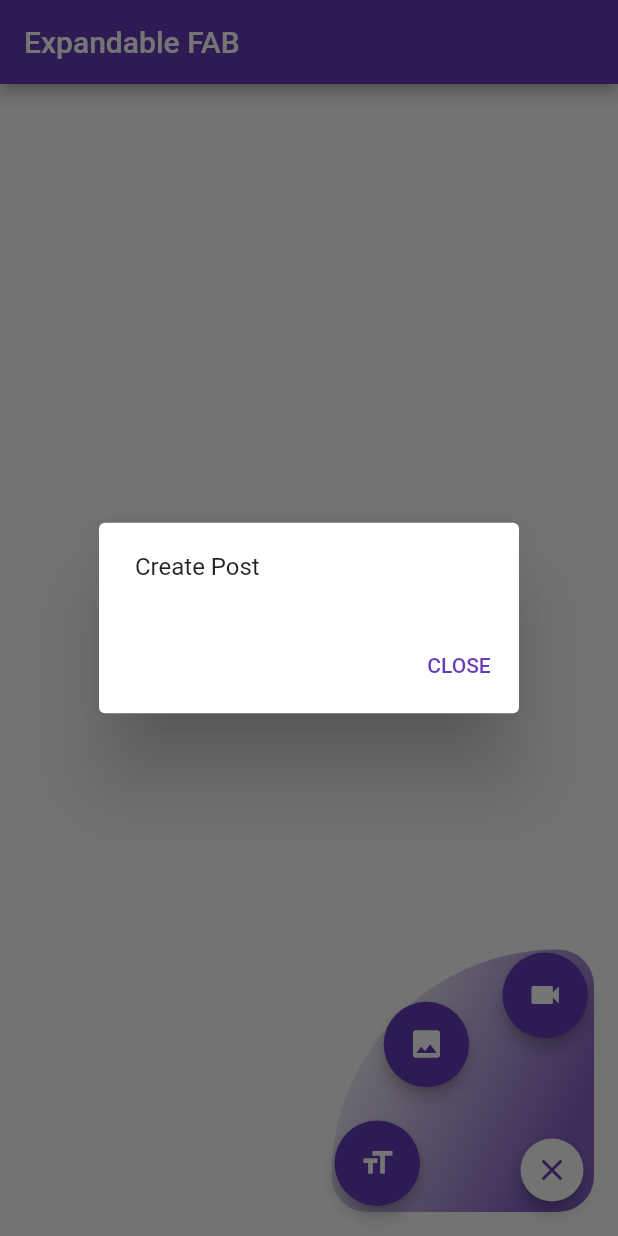
After one commit to belinda-g-freitas/multi_flutter_widgets, a Flutter app: the screen it shows after launch, after a tap on the "close" icon, after a tap on the "format size" icon, on a phone screen of 412 x 824 dp. The commit adds this screen. Run offline on Flutter 3.47's test engine with Material 2 defaults, Android fonts, the phone set to English and light mode, and no system bars.

Commit message:
Added expandable floating action button

```diff
--- a/lib/main.dart
+++ b/lib/main.dart
@@ -1,9 +1,7 @@
 import 'package:flutter/material.dart';
-import 'package:multi_flutter_widgets/parallax/parallax_example.dart';
+import 'package:multi_flutter_widgets/widgets/expandable_fab/expandable_fab_example.dart';
 
-void main() {
-  runApp(const MyApp());
-}
+void main() => runApp(const MyApp());
 
 class MyApp extends StatelessWidget {
   const MyApp({super.key});
@@ -14,8 +12,8 @@ class MyApp extends StatelessWidget {
       title: 'Flutter multi widgets',
       // showPerformanceOverlay: true,
       debugShowCheckedModeBanner: false,
-      theme: ThemeData(primarySwatch: Colors.deepPurple).copyWith(scaffoldBackgroundColor: const Color.fromRGBO(18, 32, 47, 1)),
-      home: ParallaxExample(),
+      theme: ThemeData(primarySwatch: Colors.deepPurple),//.copyWith(scaffoldBackgroundColor: const Color.fromRGBO(18, 32, 47, 1)),
+      home: ExampleExpandableFab(),
     );
   }
 }
--- /dev/null
+++ b/lib/widgets/expandable_fab/expandable_fab.dart
@@ -0,0 +1,179 @@
+import 'dart:math' as math;
+import 'package:flutter/material.dart';
+
+class ExpandableFab extends StatefulWidget {
+  const ExpandableFab({super.key, this.initialOpen, required this.distance, required this.children});
+
+  final bool? initialOpen;
+  final double distance;
+  final List<Widget> children;
+
+  @override
+  State<ExpandableFab> createState() => _ExpandableFabState();
+}
+
+class _ExpandableFabState extends State<ExpandableFab> with SingleTickerProviderStateMixin {
+  final radius = const Radius.circular(30);
+  late final AnimationController _controller;
+  late final Animation<double> _expandAnimation;
+  bool _open = false;
+
+  @override
+  void initState() {
+    super.initState();
+    _open = widget.initialOpen ?? false;
+    _controller = AnimationController(value: _open ? 1.0 : 0.0, duration: const Duration(milliseconds: 250), vsync: this);
+    _expandAnimation = CurvedAnimation(curve: Curves.fastOutSlowIn, reverseCurve: Curves.easeOutQuad, parent: _controller);
+  }
+
+  @override
+  void dispose() {
+    _controller.dispose();
+    super.dispose();
+  }
+
+  void _toggle() {
+    setState(() {
+      _open = !_open;
+      _open ? _controller.forward() : _controller.reverse();
+    });
+  }
+
+  @override
+  Widget build(BuildContext context) {
+    final color = Theme.of(context).colorScheme.secondary;
+    return SizedBox.expand(
+      child: Stack(
+        alignment: Alignment.bottomRight,
+        clipBehavior: Clip.none,
+        children: [
+          // background gradient
+          if (_open)
+            Positioned(
+              child: Container(
+                height: 175,
+                width: 175,
+                decoration: BoxDecoration(
+                  borderRadius: BorderRadius.only(bottomRight: radius, bottomLeft: radius, topRight: radius, topLeft: const Radius.circular(190)),
+                  gradient: LinearGradient(
+                    begin: Alignment.bottomRight,
+                    end: Alignment.centerLeft,
+                    colors: [color.withOpacity(.8), color.withOpacity(.05)],
+                    stops: const [.2, 1],
+                  ),
+                ),
+              ),
+            ),
+          _buildTapToCloseFab(),
+          ..._buildExpandingActionButtons(),
+          _buildTapToOpenFab(),
+        ],
+      ),
+    );
+  }
+
+  Widget _buildTapToCloseFab() {
+    return SizedBox(
+      width: 56,
+      height: 56,
+      child: Center(
+        child: Material(
+          shape: const CircleBorder(),
+          clipBehavior: Clip.antiAlias,
+          elevation: 4.0,
+          child: InkWell(
+            onTap: _toggle,
+            child: Padding(padding: const EdgeInsets.all(9), child: Icon(Icons.close, color: Theme.of(context).primaryColor)),
+          ),
+        ),
+      ),
+    );
+  }
+
+  List<Widget> _buildExpandingActionButtons() {
+    final children = <Widget>[];
+    final count = widget.children.length;
+    final step = 90.0 / (count - 1);
+
+    for (var i = 0, angleInDegrees = 0.0; i < count; i++, angleInDegrees += step) {
+      children.add(
+        _ExpandingActionButton(
+          directionInDegrees: angleInDegrees,
+          maxDistance: widget.distance,
+          progress: _expandAnimation,
+          child: widget.children[i],
+        ),
+      );
+    }
+    return children;
+  }
+
+  Widget _buildTapToOpenFab() {
+    return IgnorePointer(
+      ignoring: _open,
+      child: AnimatedContainer(
+        transformAlignment: Alignment.center,
+        transform: Matrix4.diagonal3Values(_open ? 0.7 : 1.0, _open ? 0.7 : 1.0, 1.0),
+        duration: const Duration(milliseconds: 250),
+        curve: const Interval(0.0, 0.5, curve: Curves.easeOut),
+        child: AnimatedOpacity(
+          opacity: _open ? 0.0 : 1.0,
+          curve: const Interval(0.25, 1.0, curve: Curves.easeInOut),
+          duration: const Duration(milliseconds: 250),
+          child: FloatingActionButton(onPressed: _toggle, child: const Icon(Icons.create)),
+        ),
+      ),
+    );
+  }
+}
+
+@immutable
+class _ExpandingActionButton extends StatelessWidget {
+  const _ExpandingActionButton({required this.directionInDegrees, required this.maxDistance, required this.progress, required this.child});
+
+  final double directionInDegrees;
+  final double maxDistance;
+  final Animation<double> progress;
+  final Widget child;
+
+  @override
+  Widget build(BuildContext context) {
+    return AnimatedBuilder(
+      animation: progress,
+      builder: (_, child) {
+        final offset = Offset.fromDirection(directionInDegrees * (math.pi / 180.0), progress.value * maxDistance);
+
+        return Positioned(
+          right: 4.0 + offset.dx,
+          bottom: 4.0 + offset.dy,
+          child: Transform.rotate(angle: (1.0 - progress.value) * math.pi / 2, child: child!),
+        );
+      },
+      child: FadeTransition(opacity: progress, child: child),
+    );
+  }
+}
+
+@immutable
+class ActionButton extends StatelessWidget {
+  const ActionButton({super.key, this.onPressed, required this.icon});
+
+  final VoidCallback? onPressed;
+  final Widget icon;
+
+  @override
+  Widget build(BuildContext context) {
+    final theme = Theme.of(context);
+
+    return Material(
+      elevation: 4.0,
+      shape: const CircleBorder(),
+      clipBehavior: Clip.antiAlias,
+      color: theme.colorScheme.secondary,
+      child: Padding(
+        padding: const EdgeInsets.all(4.5),
+        child: IconButton(onPressed: onPressed, icon: icon, color: theme.colorScheme.onSecondary),
+      ),
+    );
+  }
+}
--- /dev/null
+++ b/lib/widgets/expandable_fab/expandable_fab_example.dart
@@ -0,0 +1,41 @@
+import 'package:flutter/material.dart';
+import 'package:multi_flutter_widgets/widgets/expandable_fab/expandable_fab.dart';
+
+// @immutable
+class ExampleExpandableFab extends StatelessWidget {
+  static const _actionTitles = ['Create Post', 'Upload Photo', 'Upload Video'];
+
+  const ExampleExpandableFab({super.key});
+
+  void _showAction(BuildContext context, int index) {
+    showDialog<void>(
+      context: context,
+      builder: (context) {
+        return AlertDialog(
+          content: Text(_actionTitles[index]),
+          actions: [
+            TextButton(
+              onPressed: () => Navigator.of(context).pop(),
+              child: const Text('CLOSE'),
+            ),
+          ],
+        );
+      },
+    );
+  }
+
+  @override
+  Widget build(BuildContext context) {
+    return Scaffold(
+      appBar: AppBar(title: const Text('Expandable FAB')),
+      floatingActionButton: ExpandableFab(
+        distance: 112.0,
+        children: [
+          ActionButton(onPressed: () => _showAction(context, 0), icon: const Icon(Icons.format_size)),
+          ActionButton(onPressed: () => _showAction(context, 1), icon: const Icon(Icons.insert_photo)),
+          ActionButton(onPressed: () => _showAction(context, 2), icon: const Icon(Icons.videocam)),
+        ],
+      ),
+    );
+  }
+}
--- a/lib/parallax/location_list_item.dart
+++ b/lib/widgets/parallax/location_list_item.dart
@@ -1,6 +1,6 @@
 import 'package:flutter/material.dart';
 import 'package:multi_flutter_widgets/constants.dart';
-import 'package:multi_flutter_widgets/parallax/parallax_flow_delegate.dart';
+import 'package:multi_flutter_widgets/widgets/parallax/parallax_flow_delegate.dart';
 
 class LocationListItem extends StatelessWidget {
   LocationListItem({super.key, required this.imageFile, required this.name, required this.country});
--- a/lib/parallax/parallax_example.dart
+++ b/lib/widgets/parallax/parallax_example.dart
@@ -1,6 +1,6 @@
 import 'package:flutter/material.dart';
 import 'package:multi_flutter_widgets/models/parallax_location.dart';
-import 'package:multi_flutter_widgets/parallax/location_list_item.dart';
+import 'package:multi_flutter_widgets/widgets/parallax/location_list_item.dart';
 
 class ParallaxExample extends StatelessWidget {
   const ParallaxExample({super.key});
```
Also changed, not shown: lib/widgets/parallax/parallax.dart (renamed from lib/parallax/parallax.dart), lib/widgets/parallax/parallax_flow_delegate.dart (renamed from lib/parallax/parallax_flow_delegate.dart).
